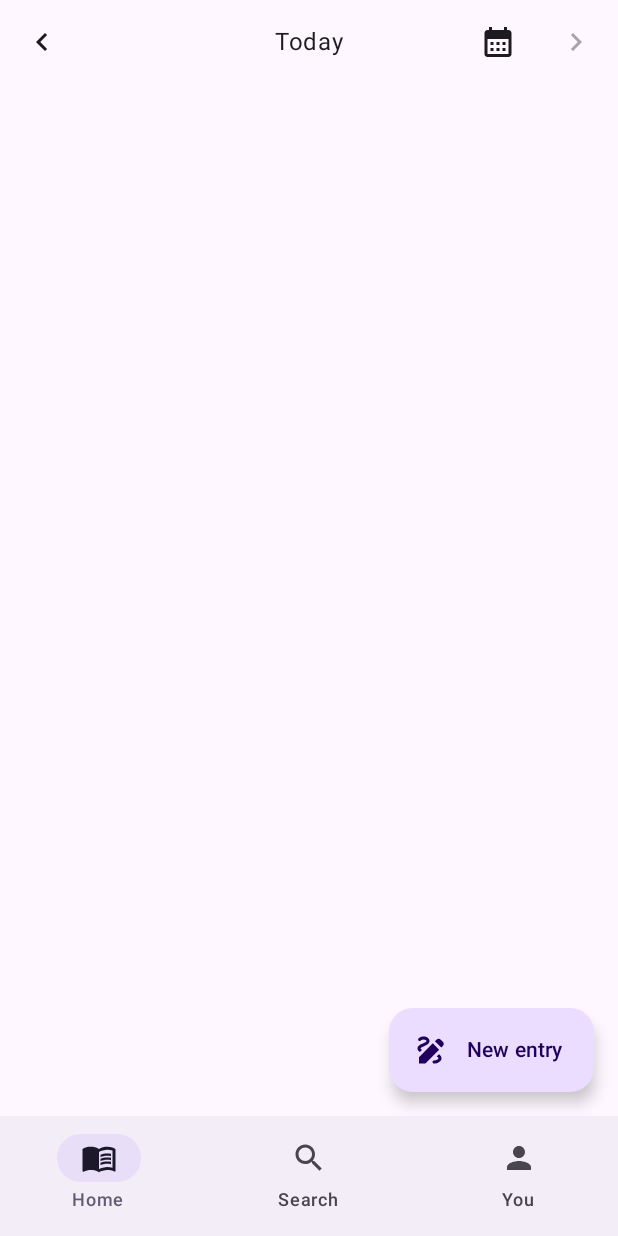
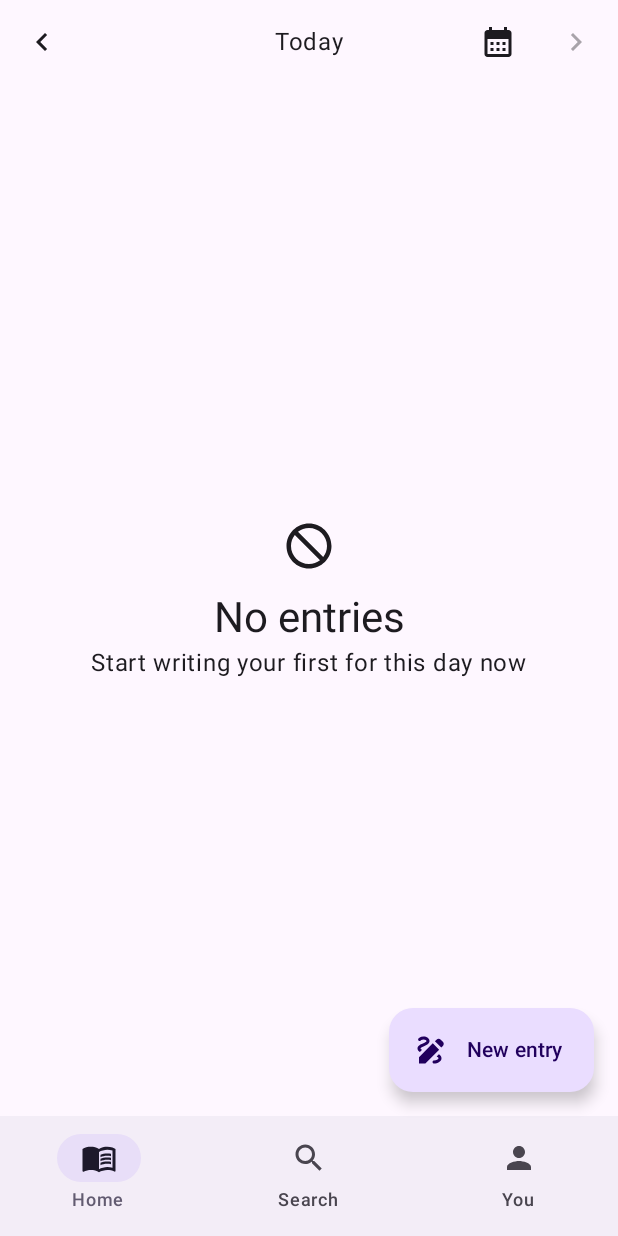
Before and after one commit to PartyProNL/Quibble, an Android app built with Jetpack Compose: the screen it shows after launch (MainActivity), on a phone screen of 412 x 824 dp. Run offline under Robolectric (Android 15) with nearby library versions, the light colour scheme and no system bars.

Commit message:
Add no entries for today UI

```diff
--- /dev/null
+++ b/app/src/main/java/me/partypronl/quibble/pages/home/HomeNoEntries.kt
@@ -0,0 +1,45 @@
+package me.partypronl.quibble.pages.home
+
+import androidx.compose.foundation.layout.Arrangement
+import androidx.compose.foundation.layout.Column
+import androidx.compose.foundation.layout.Spacer
+import androidx.compose.foundation.layout.fillMaxSize
+import androidx.compose.foundation.layout.fillMaxWidth
+import androidx.compose.foundation.layout.height
+import androidx.compose.foundation.layout.padding
+import androidx.compose.foundation.layout.size
+import androidx.compose.material3.Icon
+import androidx.compose.material3.MaterialTheme
+import androidx.compose.material3.Text
+import androidx.compose.runtime.Composable
+import androidx.compose.ui.Alignment
+import androidx.compose.ui.Modifier
+import androidx.compose.ui.res.painterResource
+import androidx.compose.ui.unit.dp
+import me.partypronl.quibble.R
+
+@Composable
+fun HomeNoEntries() {
+    Column(
+        horizontalAlignment = Alignment.CenterHorizontally,
+        modifier = Modifier.padding(vertical = 16.dp).fillMaxSize(),
+        verticalArrangement = Arrangement.Center
+    ) {
+        Icon(
+            painter = painterResource(R.drawable.baseline_do_not_disturb_24),
+            contentDescription = "No",
+            modifier = Modifier.size(36.dp)
+        )
+
+        Spacer(Modifier.height(12.dp))
+
+        Text(
+            text = "No entries",
+            style = MaterialTheme.typography.headlineMedium
+        )
+
+        Text(
+            text = "Start writing your first for this day now"
+        )
+    }
+}
--- a/app/src/main/java/me/partypronl/quibble/pages/home/HomePage.kt
+++ b/app/src/main/java/me/partypronl/quibble/pages/home/HomePage.kt
@@ -51,6 +51,8 @@ fun HomePage(innerPadding: PaddingValues) {
             onDateSelected = { selectedDate = it },
             currentDate = selectedDate
         )
+
+        HomeNoEntries()
     }
 }
 
--- /dev/null
+++ b/app/src/main/res/drawable/baseline_do_not_disturb_24.xml
@@ -0,0 +1,5 @@
+<vector xmlns:android="http://schemas.android.com/apk/res/android" android:height="24dp" android:tint="#000000" android:viewportHeight="24" android:viewportWidth="24" android:width="24dp">
+
+    <path android:fillColor="@android:color/white" android:pathData="M12,2C6.48,2 2,6.48 2,12s4.48,10 10,10 10,-4.48 10,-10S17.52,2 12,2zM12,20c-4.42,0 -8,-3.58 -8,-8 0,-1.85 0.63,-3.55 1.69,-4.9L16.9,18.31C15.55,19.37 13.85,20 12,20zM18.31,16.9L7.1,5.69C8.45,4.63 10.15,4 12,4c4.42,0 8,3.58 8,8 0,1.85 -0.63,3.55 -1.69,4.9z"/>
+
+</vector>
```
